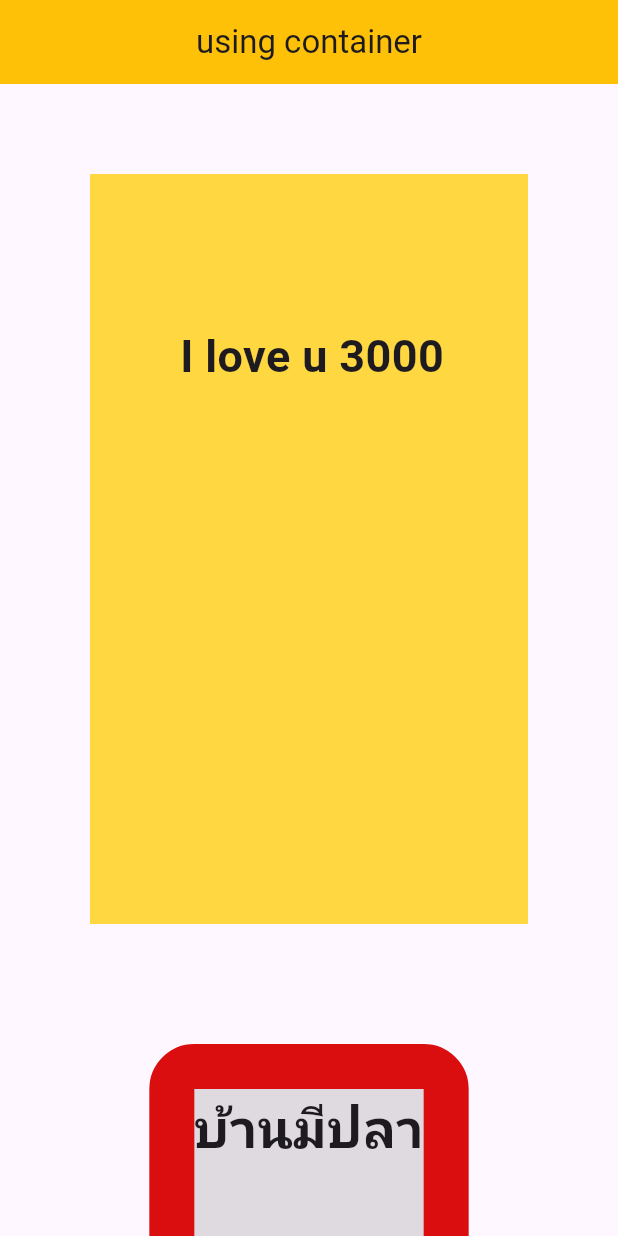
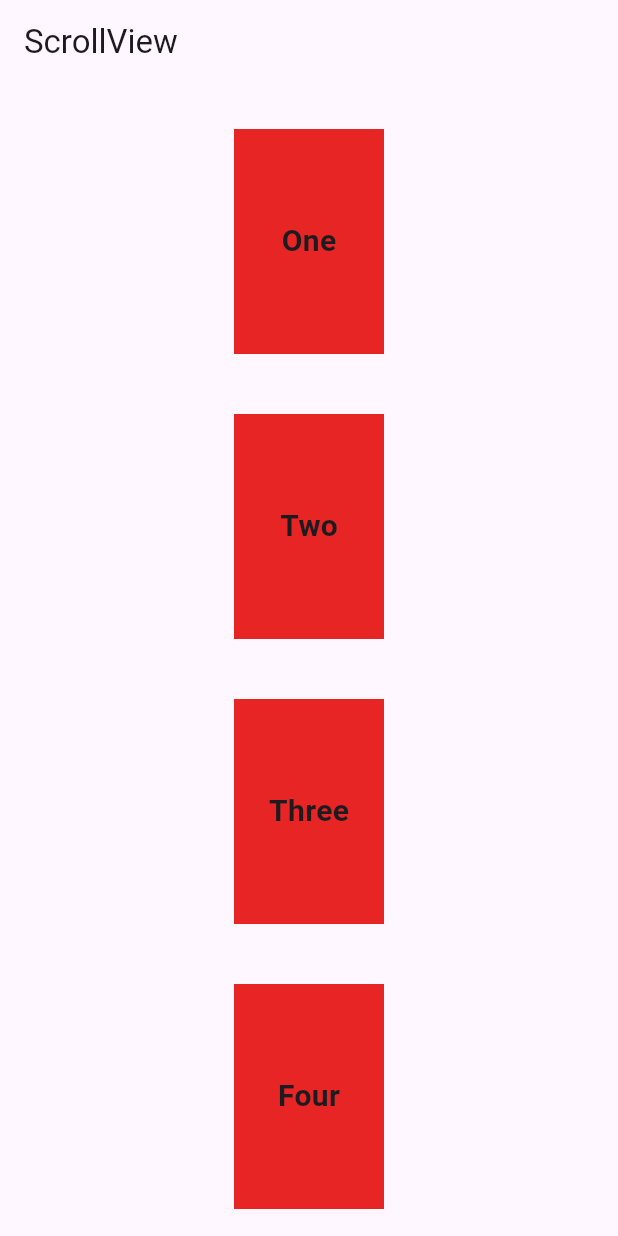
Before and after one commit to kookzaza1588/learning-flutter, a Flutter app: the screen it shows after launch, on a phone screen of 412 x 824 dp. Run offline on Flutter 3.47's test engine with Material 3 defaults, Android fonts, the phone set to English and light mode, and no system bars.

Commit message:
Third commit

```diff
--- a/lib/main.dart
+++ b/lib/main.dart
@@ -1,5 +1,6 @@
 import 'package:flutter/material.dart';
-import 'package:flutter_sample/my_container.dart';
+
+import 'package:flutter_sample/my_scroll.dart';
 
 void main() {
   runApp(const MainApp());
@@ -13,7 +14,7 @@ class MainApp extends StatelessWidget {
     return const MaterialApp(
       debugShowCheckedModeBanner: false,
       title: "My flutter sample",
-      home: MyContainer(),
+      home: MyscrollView(),
     );
   }
 }
--- /dev/null
+++ b/lib/my_scroll.dart
@@ -0,0 +1,47 @@
+import 'package:flutter/material.dart';
+
+class MyscrollView extends StatelessWidget {
+  const MyscrollView({super.key});
+
+  @override
+  Widget build(BuildContext context) {
+    return Scaffold(
+      appBar: AppBar(
+        title: Text("ScrollView"),
+      ),
+      body: SingleChildScrollView(
+        scrollDirection: Axis.vertical,
+        padding: EdgeInsets.all(10),
+        child: Center(
+          child: Column(
+            children: [
+              boxContainer("One"),
+              boxContainer("Two"),
+              boxContainer("Three"),
+              boxContainer("Four"),
+              boxContainer("Five"),
+              boxContainer("Six"),
+              boxContainer("Seven"),
+            ],
+          ),
+        ),
+      ),
+    );
+  }
+
+  // ฟังก์ชัน boxContainer ย้ายออกจาก build
+  Widget boxContainer(String txt) => Container(
+        width: 100,
+        height: 150,
+        color: Color.fromARGB(255, 231, 37, 37),
+        margin: EdgeInsets.all(20),
+        alignment: Alignment.center,
+        child: Text(
+          txt,
+          style: const TextStyle(
+            fontSize: 20,
+            fontWeight: FontWeight.bold,
+          ),
+        ),
+      );
+}
```
